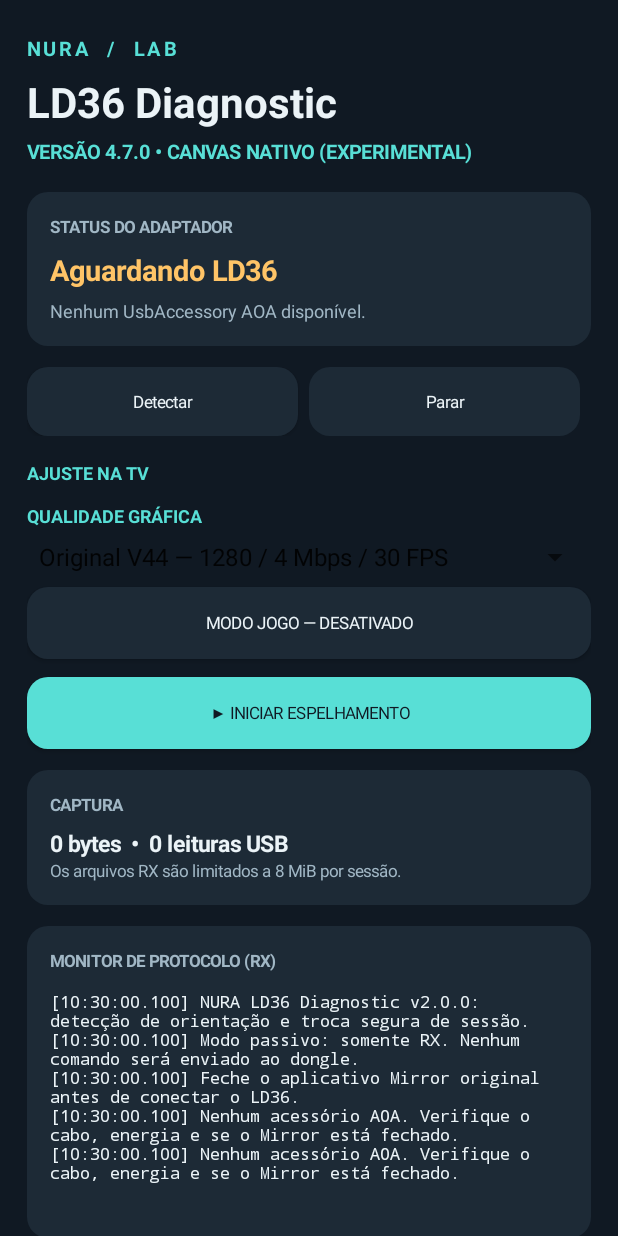
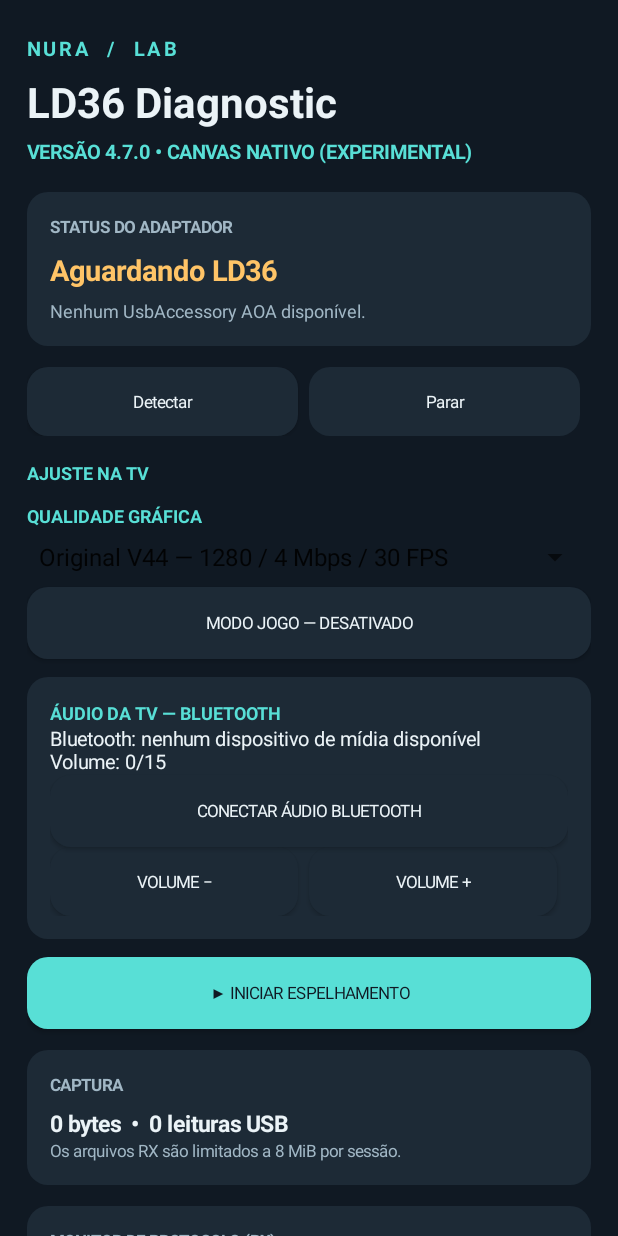
Before and after one commit to amorim220-design/NURA-LD36-Diagnostic, an Android app: the screen it shows after launch (MainActivity), on a phone screen of 412 x 824 dp. Run offline under Robolectric (Android 15) with nearby library versions, the phone set to English and light mode, and no system bars.

Commit message:
V48 Bluetooth media output status and volume controls

```diff
--- a/app/src/main/java/com/nura/ld36diagnostic/MainActivity.java
+++ b/app/src/main/java/com/nura/ld36diagnostic/MainActivity.java
@@ -45,6 +45,21 @@ import java.util.concurrent.atomic.AtomicBoolean;
  * No MediaProjection, no privileged APIs, no root and NO outgoing protocol data.
  */
 public final class MainActivity extends Activity {
+    private TextView audioStatus;
+    private android.media.AudioManager audioManager;
+    private android.media.AudioDeviceCallback audioCallback;
+    private void refreshAudioStatus() {
+        if (audioStatus == null || audioManager == null) return;
+        String name = "";
+        for (android.media.AudioDeviceInfo device : audioManager.getDevices(android.media.AudioManager.GET_DEVICES_OUTPUTS)) {
+            int type = device.getType();
+            if (type == android.media.AudioDeviceInfo.TYPE_BLUETOOTH_A2DP || type == android.media.AudioDeviceInfo.TYPE_BLE_HEADSET || type == android.media.AudioDeviceInfo.TYPE_BLE_SPEAKER) {
+                name = device.getProductName().toString(); break;
+            }
+        }
+        audioStatus.setText((name.isEmpty() ? "Bluetooth: nenhum dispositivo de mídia disponível" : "Bluetooth disponível: " + name) + "\nVolume: " + audioManager.getStreamVolume(android.media.AudioManager.STREAM_MUSIC) + "/" + audioManager.getStreamMaxVolume(android.media.AudioManager.STREAM_MUSIC));
+    }
+
     private static final String ACTION_USB_PERMISSION = "com.nura.ld36diagnostic.USB_PERMISSION";
     private static final int REQ_EXPORT_TEXT = 4001;
     private static final int REQ_PROJECTION = 4004;
@@ -185,6 +200,7 @@ public final class MainActivity extends Activity {
 
     @Override protected void onResume() {
         super.onResume();
+        refreshAudioStatus();
         activityResumed=true;
         if (!running.get()) discoverAccessory();
     }
@@ -217,6 +233,7 @@ public final class MainActivity extends Activity {
     @Override protected void onDestroy() {
         stopCapture();
         unregisterReceiver(usbEvents);
+        if (audioManager != null && audioCallback != null) audioManager.unregisterAudioDeviceCallback(audioCallback);
         super.onDestroy();
     }
 
@@ -423,6 +440,29 @@ public final class MainActivity extends Activity {
             appendLog("Modo Jogo: válido na próxima sessão automática.");
         });
         addToRoot(root, gameButton, 8);
+        LinearLayout audioCard = columnCard();
+        addToRoot(root, audioCard, 12);
+        audioCard.addView(text("ÁUDIO DA TV — BLUETOOTH", 12, ACCENT, Typeface.BOLD));
+        audioManager = (android.media.AudioManager) getSystemService(Context.AUDIO_SERVICE);
+        audioStatus = text("", 13, INK, Typeface.NORMAL);
+        audioCard.addView(audioStatus);
+        Button audioConnect = button("CONECTAR ÁUDIO BLUETOOTH", PANEL, INK);
+        audioCard.addView(audioConnect);
+        audioConnect.setOnClickListener(v -> startActivity(new Intent(android.provider.Settings.ACTION_BLUETOOTH_SETTINGS)));
+        LinearLayout volumeRow = new LinearLayout(this);
+        Button quieter = button("VOLUME −", PANEL, INK);
+        Button louder = button("VOLUME +", PANEL, INK);
+        addButton(volumeRow, quieter);
+        addButton(volumeRow, louder);
+        audioCard.addView(volumeRow);
+        quieter.setOnClickListener(v -> { audioManager.adjustStreamVolume(android.media.AudioManager.STREAM_MUSIC, android.media.AudioManager.ADJUST_LOWER, android.media.AudioManager.FLAG_SHOW_UI); refreshAudioStatus(); });
+        louder.setOnClickListener(v -> { audioManager.adjustStreamVolume(android.media.AudioManager.STREAM_MUSIC, android.media.AudioManager.ADJUST_RAISE, android.media.AudioManager.FLAG_SHOW_UI); refreshAudioStatus(); });
+        audioCallback = new android.media.AudioDeviceCallback() {
+            @Override public void onAudioDevicesAdded(android.media.AudioDeviceInfo[] devices) { refreshAudioStatus(); }
+            @Override public void onAudioDevicesRemoved(android.media.AudioDeviceInfo[] devices) { refreshAudioStatus(); }
+        };
+        audioManager.registerAudioDeviceCallback(audioCallback, new android.os.Handler(android.os.Looper.getMainLooper()));
+        refreshAudioStatus();
         addToRoot(root, videoButton, 12);
         Button testAngle0 = button("VDAT 0° (v1.8)", PANEL, INK);
         Button testAngle90 = button("VDAT 90° (v1.8)", PANEL, INK);
```
